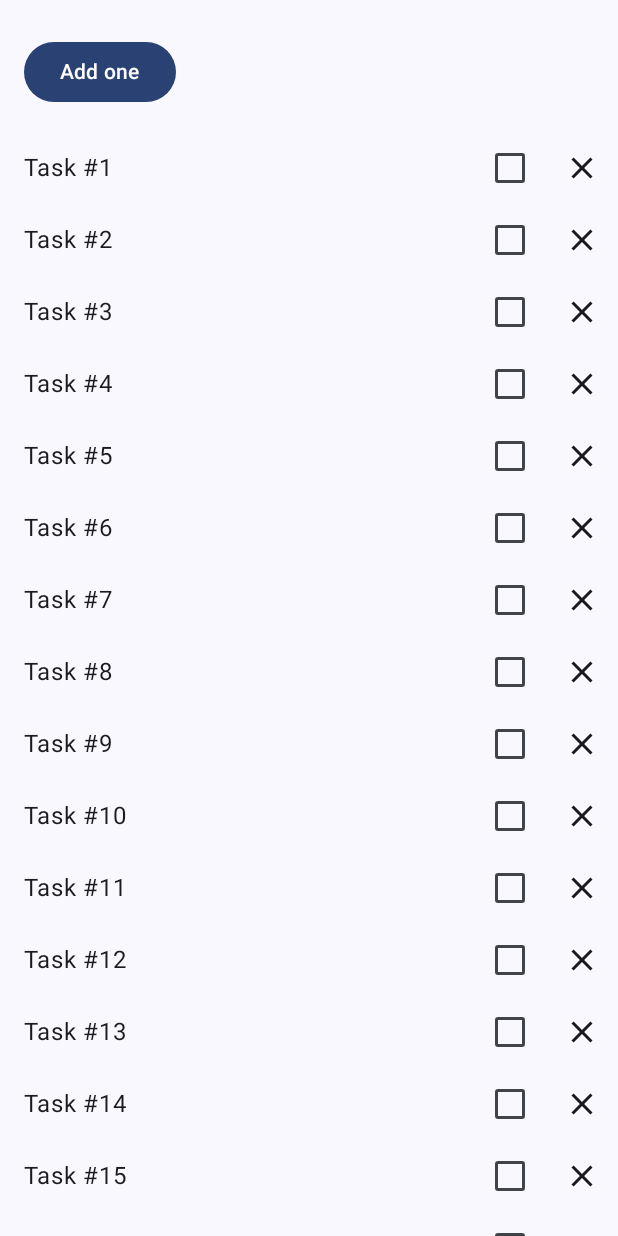
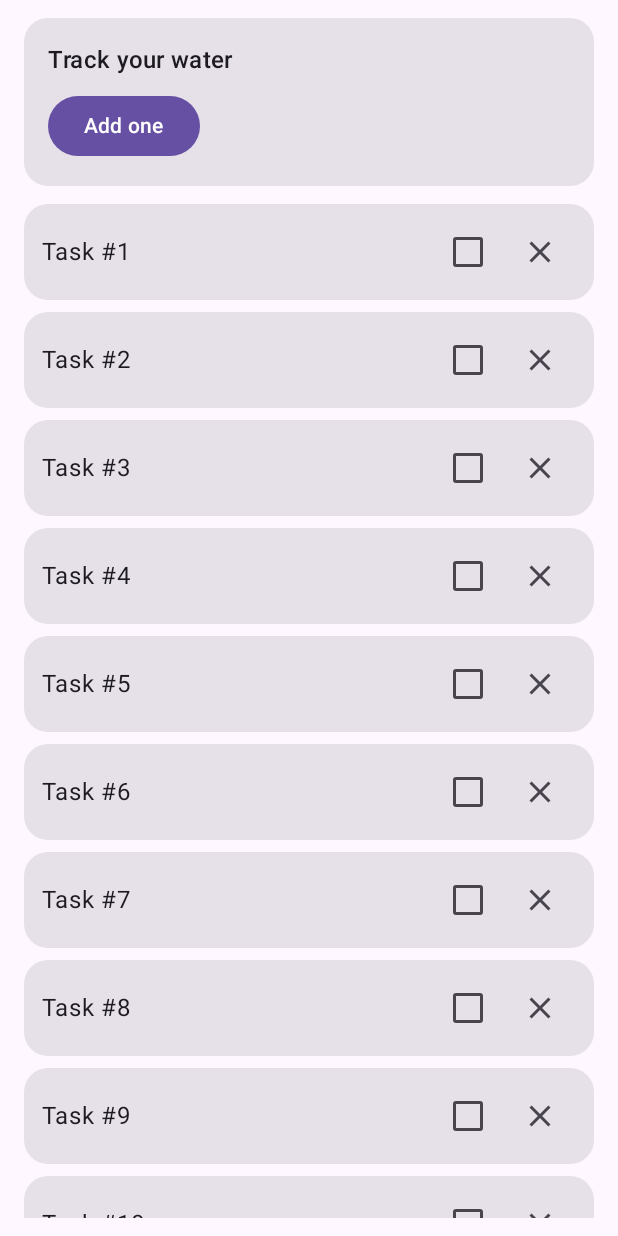
Before and after one commit to keremyildirir/ComposeStateCodelab, an Android app built with Jetpack Compose: the screen it shows after launch (MainActivity), on a phone screen of 412 x 824 dp. Run offline under Robolectric (Android 15) with nearby library versions, the phone set to English and light mode, and no system bars.

Commit message:
UI improvements

```diff
--- a/app/src/main/java/com/example/basicstatecodelab/MainActivity.kt
+++ b/app/src/main/java/com/example/basicstatecodelab/MainActivity.kt
@@ -4,8 +4,8 @@ import android.os.Bundle
 import androidx.activity.ComponentActivity
 import androidx.activity.compose.setContent
 import androidx.compose.foundation.layout.fillMaxSize
-import androidx.compose.material3.MaterialTheme
-import androidx.compose.material3.Surface
+import androidx.compose.foundation.layout.padding
+import androidx.compose.material3.Scaffold
 import androidx.compose.runtime.Composable
 import androidx.compose.ui.Modifier
 import androidx.compose.ui.tooling.preview.Preview
@@ -16,26 +16,26 @@ class MainActivity : ComponentActivity() {
     override fun onCreate(savedInstanceState: Bundle?) {
         super.onCreate(savedInstanceState)
         setContent {
-            BasicStateCodelabTheme {
-                Surface(
-                    modifier = Modifier.fillMaxSize(),
-                    color = MaterialTheme.colorScheme.background
-                ) {
-                    WellnessScreen()
-                }
-            }
+            WellnessApp()
+        }
+    }
+}
+
+@Composable
+fun WellnessApp() {
+    BasicStateCodelabTheme(darkTheme = false, dynamicColor = false) {
+        Scaffold{ innerPadding ->
+            WellnessScreen(
+                modifier = Modifier
+                    .fillMaxSize()
+                    .padding(innerPadding)
+            )
         }
     }
 }
 
 @Preview(showBackground = true)
 @Composable
-fun GreetingPreview() {
-    BasicStateCodelabTheme {
-        Surface(
-            modifier = Modifier.fillMaxSize(),
-            color = MaterialTheme.colorScheme.background
-        ) {
-            WellnessScreen()
-        }    }
+fun MainPreview() {
+    WellnessApp()
 }
--- a/app/src/main/java/com/example/basicstatecodelab/ui/wellness/WelnessScreen.kt
+++ b/app/src/main/java/com/example/basicstatecodelab/ui/wellness/WelnessScreen.kt
@@ -1,8 +1,14 @@
 package com.example.basicstatecodelab.ui.wellness
 
 import androidx.compose.foundation.layout.Column
+import androidx.compose.foundation.layout.fillMaxSize
+import androidx.compose.foundation.layout.fillMaxWidth
+import androidx.compose.foundation.layout.padding
+import androidx.compose.material3.MaterialTheme
 import androidx.compose.runtime.Composable
 import androidx.compose.ui.Modifier
+import androidx.compose.ui.tooling.preview.Preview
+import androidx.compose.ui.unit.dp
 import androidx.lifecycle.viewmodel.compose.viewModel
 import com.example.basicstatecodelab.ui.wellness.components.StatefulCounter
 import com.example.basicstatecodelab.ui.wellness.components.WellnessTasksList
@@ -12,8 +18,8 @@ fun WellnessScreen(
     modifier: Modifier = Modifier,
     wellnessViewModel: WellnessViewModel = viewModel()
 ) {
-    Column(modifier = modifier) {
-        StatefulCounter()
+    Column(modifier = modifier.padding(horizontal = 16.dp, vertical = 12.dp)) {
+        StatefulCounter(modifier = Modifier.fillMaxWidth())
 
         WellnessTasksList(
             list = wellnessViewModel.tasks,
@@ -22,7 +28,16 @@ fun WellnessScreen(
             },
             onCloseTask = { task ->
                 wellnessViewModel.remove(task)
-            }
+            },
+            modifier = Modifier.fillMaxSize()
         )
     }
 }
+
+@Preview(showBackground = true)
+@Composable
+fun PreviewWellnessScreen() {
+    MaterialTheme {
+        WellnessScreen()
+    }
+}
--- a/app/src/main/java/com/example/basicstatecodelab/ui/wellness/components/WaterCounter.kt
+++ b/app/src/main/java/com/example/basicstatecodelab/ui/wellness/components/WaterCounter.kt
@@ -1,8 +1,13 @@
 package com.example.basicstatecodelab.ui.wellness.components
 
 import androidx.compose.foundation.layout.Column
+import androidx.compose.foundation.layout.Spacer
+import androidx.compose.foundation.layout.height
 import androidx.compose.foundation.layout.padding
+import androidx.compose.foundation.shape.RoundedCornerShape
 import androidx.compose.material3.Button
+import androidx.compose.material3.Card
+import androidx.compose.material3.MaterialTheme
 import androidx.compose.material3.Text
 import androidx.compose.runtime.Composable
 import androidx.compose.runtime.getValue
@@ -10,16 +15,31 @@ import androidx.compose.runtime.mutableIntStateOf
 import androidx.compose.runtime.saveable.rememberSaveable
 import androidx.compose.runtime.setValue
 import androidx.compose.ui.Modifier
+import androidx.compose.ui.tooling.preview.Preview
 import androidx.compose.ui.unit.dp
 
 @Composable
 fun StatelessCounter(count: Int, onIncrement: () -> Unit, modifier: Modifier = Modifier) {
-    Column(modifier = modifier.padding(16.dp)) {
-        if (count > 0) {
-            Text("You've had $count glasses.")
-        }
-        Button(onClick = onIncrement, Modifier.padding(top = 8.dp), enabled = count < 10) {
-            Text("Add one")
+    Card(modifier = modifier, shape = RoundedCornerShape(16.dp)) {
+        Column(Modifier.padding(16.dp)) {
+            if (count > 0) {
+                Text(
+                    text = "You've had $count glasses.",
+                    style = MaterialTheme.typography.titleMedium
+                )
+            } else {
+                Text(
+                    text = "Track your water",
+                    style = MaterialTheme.typography.titleMedium
+                )
+            }
+            Spacer(Modifier.height(8.dp))
+            Button(
+                onClick = onIncrement,
+                enabled = count < 10
+            ) {
+                Text("Add one")
+            }
         }
     }
 }
@@ -27,5 +47,13 @@ fun StatelessCounter(count: Int, onIncrement: () -> Unit, modifier: Modifier = M
 @Composable
 fun StatefulCounter(modifier: Modifier = Modifier) {
     var count by rememberSaveable { mutableIntStateOf(0) }
-    StatelessCounter(count, { count++ }, modifier)
+    StatelessCounter(count = count, onIncrement = { count++ }, modifier = modifier)
 }
+
+@Preview(showBackground = true)
+@Composable
+fun PreviewStatefulCounter() {
+    MaterialTheme {
+        StatefulCounter()
+    }
+}
--- a/app/src/main/java/com/example/basicstatecodelab/ui/wellness/components/WellnessTaskItem.kt
+++ b/app/src/main/java/com/example/basicstatecodelab/ui/wellness/components/WellnessTaskItem.kt
@@ -1,6 +1,7 @@
 package com.example.basicstatecodelab.ui.wellness.components
 
 import androidx.compose.foundation.layout.Row
+import androidx.compose.foundation.layout.fillMaxWidth
 import androidx.compose.material3.Icon
 import androidx.compose.material3.IconButton
 import androidx.compose.material3.Text
@@ -12,6 +13,8 @@ import androidx.compose.ui.Modifier
 import androidx.compose.ui.unit.dp
 import androidx.compose.foundation.layout.padding
 import androidx.compose.material3.Checkbox
+import androidx.compose.material3.MaterialTheme
+import androidx.compose.ui.tooling.preview.Preview
 
 @Composable
 fun WellnessTaskItem(
@@ -22,20 +25,51 @@ fun WellnessTaskItem(
     modifier: Modifier = Modifier
 ) {
     Row(
-        modifier = modifier, verticalAlignment = Alignment.CenterVertically
+        modifier = modifier
+            .fillMaxWidth()
+            .padding(horizontal = 12.dp, vertical = 8.dp),
+        verticalAlignment = Alignment.CenterVertically
     ) {
         Text(
+            text = taskName,
             modifier = Modifier
                 .weight(1f)
-                .padding(start = 16.dp),
-            text = taskName
+                .padding(end = 8.dp),
+            style = MaterialTheme.typography.bodyLarge
         )
-        Checkbox(
-            checked = checked,
-            onCheckedChange = onCheckedChange
-        )
+        Checkbox(checked = checked, onCheckedChange = onCheckedChange)
         IconButton(onClick = onClose) {
-            Icon(Icons.Filled.Close, contentDescription = "Close")
+            Icon(
+                imageVector = Icons.Filled.Close,
+                contentDescription = "Remove",
+                tint = MaterialTheme.colorScheme.onSurfaceVariant
+            )
         }
     }
 }
+
+@Preview(showBackground = true)
+@Composable
+fun PreviewWellnessTaskItem() {
+    MaterialTheme {
+        WellnessTaskItem(
+            taskName = "Drink Water",
+            checked = false,
+            onCheckedChange = {},
+            onClose = {}
+        )
+    }
+}
+
+@Preview(showBackground = true)
+@Composable
+fun PreviewWellnessTaskItemChecked() {
+    MaterialTheme {
+        WellnessTaskItem(
+            taskName = "Morning Run",
+            checked = true,
+            onCheckedChange = {},
+            onClose = {}
+        )
+    }
+}
--- a/app/src/main/java/com/example/basicstatecodelab/ui/wellness/components/WellnessTaskList.kt
+++ b/app/src/main/java/com/example/basicstatecodelab/ui/wellness/components/WellnessTaskList.kt
@@ -1,9 +1,17 @@
 package com.example.basicstatecodelab.ui.wellness.components
 
+import androidx.compose.foundation.layout.Arrangement
+import androidx.compose.foundation.layout.PaddingValues
+import androidx.compose.foundation.layout.fillMaxWidth
 import androidx.compose.foundation.lazy.LazyColumn
 import androidx.compose.foundation.lazy.items
+import androidx.compose.foundation.shape.RoundedCornerShape
+import androidx.compose.material3.Card
+import androidx.compose.material3.MaterialTheme
 import androidx.compose.runtime.Composable
 import androidx.compose.ui.Modifier
+import androidx.compose.ui.tooling.preview.Preview
+import androidx.compose.ui.unit.dp
 import com.example.basicstatecodelab.ui.wellness.model.WellnessTask
 
 @Composable
@@ -14,12 +22,19 @@ fun WellnessTasksList(
     modifier: Modifier = Modifier
 ) {
     LazyColumn(
-        modifier = modifier
+        modifier = modifier,
+        contentPadding = PaddingValues(vertical = 12.dp),
+        verticalArrangement = Arrangement.spacedBy(8.dp)
     ) {
         items(
             items = list,
             key = { task -> task.id }
         ) { task ->
+            Card(
+                modifier = Modifier
+                    .fillMaxWidth(),
+                shape = RoundedCornerShape(16.dp)
+            ) {
                 WellnessTaskItem(
                     taskName = task.label,
                     checked = task.checked,
@@ -29,3 +44,18 @@ fun WellnessTasksList(
             }
         }
     }
+}
+
+@Preview(showBackground = true)
+@Composable
+fun PreviewWellnessTasksList() {
+    val sampleTasks =
+        List(5) { i -> WellnessTask(i, "Task #${i + 1}", initialChecked = i % 2 == 0) }
+    MaterialTheme {
+        WellnessTasksList(
+            list = sampleTasks,
+            onCheckedTask = { _, _ -> },
+            onCloseTask = {}
+        )
+    }
+}
```
Lines whose indentation alone changed are shown as unchanged.
